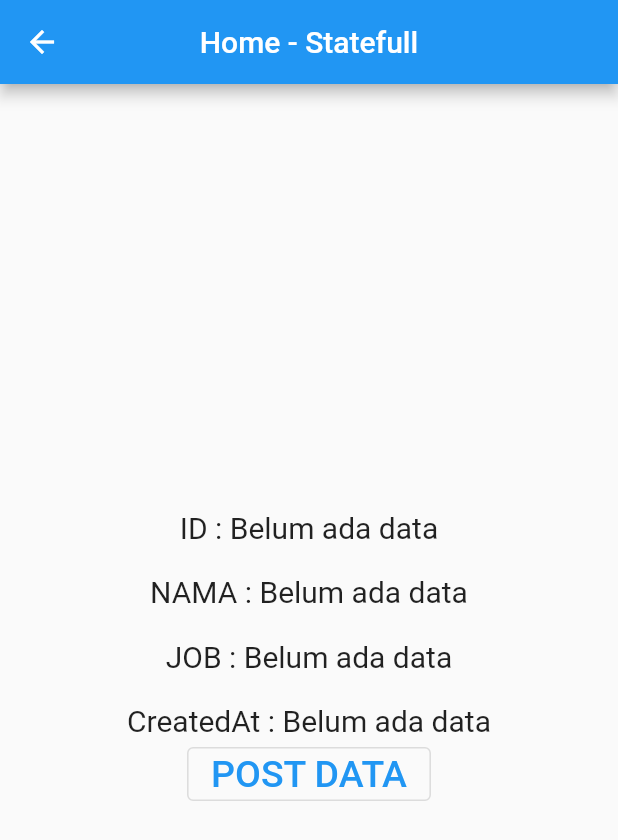
After one commit to nurmuhammadsyafei/flutter_getx, a Flutter app: the HomeStatefulView screen opened by its route, after a tap on "POST DATA", on a phone screen of 412 x 824 dp. The commit adds this screen. Shown: the top 840 px of the screen. Run offline on Flutter 3.47's test engine with Material 2 defaults, Android fonts, the phone set to English and light mode, and no system bars; our stand-ins replace get; network calls fail.

Commit message:
Penambahan Menu Home StateFull, generate API by https://reqres.in/

```diff
--- a/lib/app/modules/home/views/home_view.dart
+++ b/lib/app/modules/home/views/home_view.dart
@@ -109,11 +109,9 @@ class HomeView extends GetView<HomeController> {
               ontep = () => Get.toNamed(Routes.jadwalsholat);
               break;
             case 4:
-              title = "Tambah Produk";
+              title = "Home Statefull";
               icon = Icons.home;
-              ontep = () {
-                print("Tambah Produk");
-              };
+              ontep = () => Get.toNamed(Routes.home_stateful);
               break;
             default:
               title = "unknow";
--- /dev/null
+++ b/lib/app/modules/home_stateful/bindings/home_stateful_binding.dart
@@ -0,0 +1,12 @@
+import 'package:get/get.dart';
+
+import '../controllers/home_stateful_controller.dart';
+
+class HomeStatefulBinding extends Bindings {
+  @override
+  void dependencies() {
+    Get.lazyPut<HomeStatefulController>(
+      () => HomeStatefulController(),
+    );
+  }
+}
--- /dev/null
+++ b/lib/app/modules/home_stateful/controllers/home_stateful_controller.dart
@@ -0,0 +1,23 @@
+import 'package:get/get.dart';
+
+class HomeStatefulController extends GetxController {
+  //TODO: Implement HomeStatefulController
+
+  final count = 0.obs;
+  @override
+  void onInit() {
+    super.onInit();
+  }
+
+  @override
+  void onReady() {
+    super.onReady();
+  }
+
+  @override
+  void onClose() {
+    super.onClose();
+  }
+
+  void increment() => count.value++;
+}
--- /dev/null
+++ b/lib/app/modules/home_stateful/views/home_stateful_view.dart
@@ -0,0 +1,101 @@
+import 'package:flutter/material.dart';
+import 'package:flutter_getx/app/routes/app_pages.dart';
+import 'package:flutter_getx/models/http_stateful.dart';
+
+import 'package:get/get.dart';
+
+import '../controllers/home_stateful_controller.dart';
+
+class HomeStatefulView extends StatefulWidget {
+  const HomeStatefulView({super.key});
+  @override
+  State<HomeStatefulView> createState() => _HomeStatefulView();
+}
+
+class _HomeStatefulView extends State<HomeStatefulView> {
+  HttpStateful dataResponse = HttpStateful();
+  @override
+  Widget build(BuildContext context) {
+    return Scaffold(
+        appBar: AppBar(
+          title: const Text('Home - Statefull'),
+          centerTitle: true,
+        ),
+        body: Container(
+          width: double.infinity,
+          margin: const EdgeInsets.all(20),
+          child: Column(
+            mainAxisAlignment: MainAxisAlignment.center,
+            children: [
+              FittedBox(
+                child: Text(
+                  (dataResponse.id == "")
+                      ? "ID : Belum ada data"
+                      : "ID : ${dataResponse.id}",
+                  style: TextStyle(fontSize: 20),
+                ),
+              ),
+              SizedBox(height: 20),
+              FittedBox(
+                child: Text(
+                  (dataResponse.id == "")
+                      ? "NAMA : Belum ada data"
+                      : "NAMA : ${dataResponse.name}",
+                  style: TextStyle(fontSize: 20),
+                ),
+              ),
+              SizedBox(height: 20),
+              FittedBox(
+                child: Text(
+                  (dataResponse.id == "")
+                      ? "JOB : Belum ada data"
+                      : "JOB : ${dataResponse.job}",
+                  style: TextStyle(fontSize: 20),
+                ),
+              ),
+              SizedBox(height: 20),
+              FittedBox(
+                child: Text(
+                  (dataResponse.id == "")
+                      ? "CreatedAt : Belum ada data"
+                      : "CreatedAt : ${dataResponse.createdAt}",
+                  style: TextStyle(fontSize: 20),
+                ),
+              ),
+              OutlinedButton(
+                  onPressed: () {
+                    HttpStateful.connectAPI("joni", "back end").then((value) {
+                      // setstate
+                      // print(value.name);
+                      setState(() {
+                        dataResponse = value;
+                      });
+                    });
+                  },
+                  child: Text(
+                    "POST DATA",
+                    style: TextStyle(fontSize: 25),
+                  ))
+            ],
+          ),
+        ));
+  }
+}
+// class HomeStatefulView extends GetView<HomeStatefulController> {
+//   const HomeStatefulView({Key? key}) : super(key: key);
+//   @override
+//   Widget build(BuildContext context) {
+//     return Scaffold(
+//       appBar: AppBar(
+//         title: const Text('HomeStatefulView'),
+//         centerTitle: true,
+//       ),
+//       body: const Center(
+//         child: Text(
+//           'HomeStatefulView is working',
+//           style: TextStyle(fontSize: 20),
+//         ),
+//       ),
+//     );
+//   }
+// }
--- a/lib/app/routes/app_pages.dart
+++ b/lib/app/routes/app_pages.dart
@@ -6,6 +6,8 @@ import '../modules/halaman_ketiga/bindings/halaman_ketiga_binding.dart';
 import '../modules/halaman_ketiga/views/halaman_ketiga_view.dart';
 import '../modules/home/bindings/home_binding.dart';
 import '../modules/home/views/home_view.dart';
+import '../modules/home_stateful/bindings/home_stateful_binding.dart';
+import '../modules/home_stateful/views/home_stateful_view.dart';
 import '../modules/jadwalsholat/bindings/jadwalsholat_binding.dart';
 import '../modules/jadwalsholat/views/jadwalsholat_view.dart';
 import '../modules/snackbarstyle/bindings/snackbarstyle_binding.dart';
@@ -44,5 +46,10 @@ class AppPages {
       page: () => const JadwalsholatView(),
       binding: JadwalsholatBinding(),
     ),
+    GetPage(
+      name: _Paths.home_stateful,
+      page: () => HomeStatefulView(),
+      binding: HomeStatefulBinding(),
+    ),
   ];
 }
--- a/lib/app/routes/app_routes.dart
+++ b/lib/app/routes/app_routes.dart
@@ -8,6 +8,7 @@ abstract class Routes {
   static const halamanKetiga = _Paths.halamanKetiga;
   static const snackbarstyle = _Paths.snackbarstyle;
   static const jadwalsholat = _Paths.jadwalsholat;
+  static const home_stateful = _Paths.home_stateful;
 }
 
 abstract class _Paths {
@@ -17,4 +18,5 @@ abstract class _Paths {
   static const halamanKetiga = '/halaman-ketiga';
   static const snackbarstyle = '/snackbarstyle';
   static const jadwalsholat = '/jadwalsholat';
+  static const home_stateful = '/home-stateful';
 }
--- /dev/null
+++ b/lib/models/http_provider.dart
@@ -0,0 +1,3 @@
+import 'package:flutter/material.dart';
+
+class HttpProvider with ChangeNotifier {}
--- /dev/null
+++ b/lib/models/http_stateful.dart
@@ -0,0 +1,22 @@
+import 'dart:convert';
+
+import 'package:http/http.dart' as http;
+
+class HttpStateful {
+  String id, name, job, createdAt;
+
+  HttpStateful(
+      {this.createdAt = "", this.job = "", this.name = "", this.id = ""});
+
+  static Future<HttpStateful> connectAPI(String name, String job) async {
+    Uri url = Uri.parse("https://reqres.in/api/users");
+    var hasilResponse = await http.post(url, body: {"name": name, "job": job});
+    var data = json.decode(hasilResponse.body);
+    return HttpStateful(
+      id: data["id"],
+      name: data["name"],
+      job: data["job"],
+      createdAt: data["createdAt"],
+    );
+  }
+}
--- a/pubspec.yaml
+++ b/pubspec.yaml
@@ -6,12 +6,12 @@ environment:
   sdk: '>=2.19.6 <3.0.0'
 
 dependencies:
-  # cloud_firestore: ^4.7.0
   cupertino_icons: ^1.0.2
   flutter:
     sdk: flutter
   get: 4.6.5
   http: ^0.13.6
+  provider: ^6.0.5
 
 dev_dependencies:
   flutter_lints: 2.0.1
```
Also changed, not shown: pubspec.lock.
